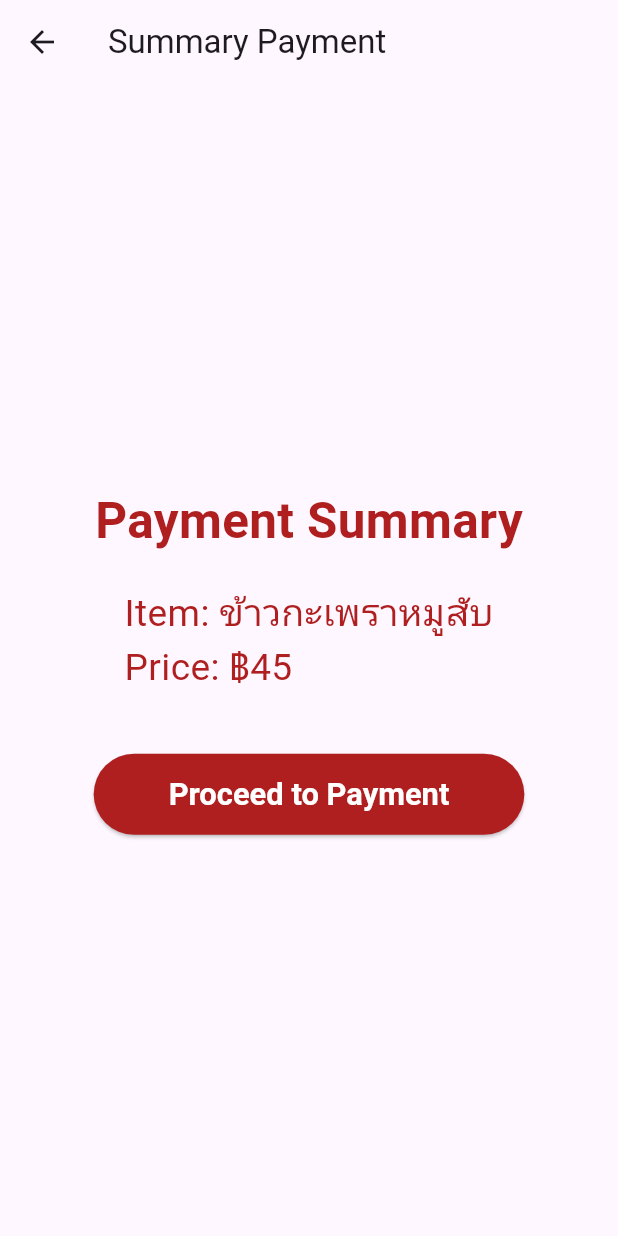
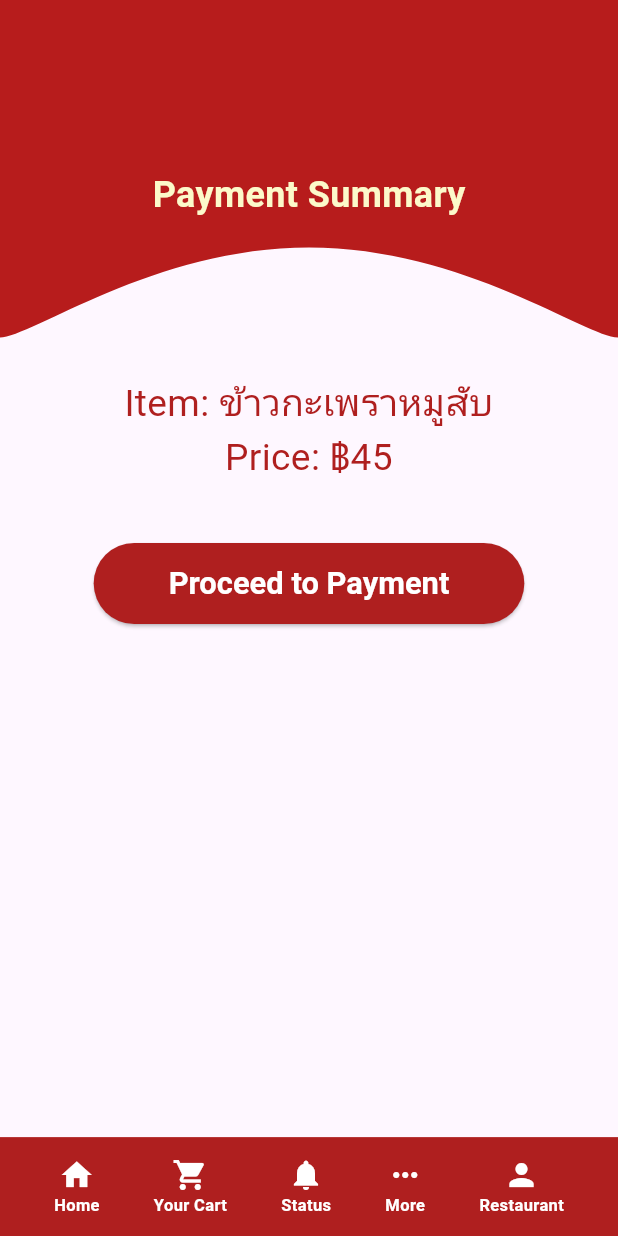
Before and after one commit to 6510685040/CN333-KINKORN, a Flutter app: the ChooseRestaurantScreen screen opened directly, item 2 of the bottom bar chosen, after a tap on "Proceed to Payment", on a phone screen of 412 x 824 dp. Run offline on Flutter 3.47's test engine with Material 3 defaults, Android fonts, the phone set to English and light mode, and no system bars; our stand-ins replace auto_size_text, flutter_svg.

Commit message:
navigate ครบตามงาน เหลือเก็บรายละเอียดแต่รอทำ db แล้วค่อยโยงจะดีกว่า

```diff
--- a/lib/customer/choose_restaurant.dart
+++ b/lib/customer/choose_restaurant.dart
@@ -3,7 +3,8 @@ import 'package:kinkorn/customer/choose_menu.dart';
 import 'package:kinkorn/Screen/register_res.dart';
 import 'package:kinkorn/customer/choose_canteen.dart';
 import 'package:kinkorn/customer/summary_payment.dart';
-
+import 'package:kinkorn/template/curve_app_bar.dart';
+import 'package:kinkorn/template/bottom_bar.dart';
 
 
 
@@ -17,17 +18,13 @@ class ChooseRestaurantScreen extends StatelessWidget {
       backgroundColor: Color(0xFFFCF9CA),
       body: Stack(
         children: [
-          // Ellipse 1
-          Positioned(
-            left: -0.12 * screenWidth,
-            top: -0.15 * screenHeight,
-            child: Container(
-              width: 1.24 * screenWidth,
-              height: 0.37 * screenHeight,
-              decoration: BoxDecoration(
-                color: Color(0xFFAF1F1F),
-                borderRadius: BorderRadius.circular(300),
-              ),
+
+          const Positioned(
+            top: 0,
+            left: 0,
+            right: 0,
+            child: CurveAppBar(
+              title: "",
             ),
           ),
 
@@ -243,68 +240,10 @@ class ChooseRestaurantScreen extends StatelessWidget {
               ),
             ),
           ),
-          // Bottom Bar
-          // Bottom Bar
-          Positioned(
-            left: 0,
-            bottom: 0, // เปลี่ยนจาก top เป็น bottom
-            child: SafeArea(
-              child: Container(
-                width: screenWidth,
-                height: 0.08 * screenHeight,
-                color: Color(0xFFAF1F1F),
-                child: Row(
-                  mainAxisAlignment: MainAxisAlignment.spaceEvenly,
-                  children: [
-                    bottomBarItem(
-                      context,
-                      icon: Icons.home,
-                      label: "Home",
-                      onTap: () {
-                        Navigator.push(
-                          context,
-                          MaterialPageRoute(builder: (context) => ChooseCanteen()),
-                        );
-                      },
-                    ),
-                    bottomBarItem(
-                      context,
-                      icon: Icons.shopping_cart,
-                      label: "Your Cart",
-                      onTap: () {
-                        Navigator.push(
-                          context,
-                          MaterialPageRoute(builder: (context) => SummaryPayment()),
-                        );
-                      },
-                    ),
-                    bottomBarItem(
-                      context,
-                      icon: Icons.notifications,
-                      label: "Status",
-                      onTap: () {},
-                    ),
-                    bottomBarItem(
-                      context,
-                      icon: Icons.more_horiz,
-                      label: "More",
-                      onTap: () {},
-                    ),
-                    bottomBarItem(
-                      context,
-                      icon: Icons.person,
-                      label: "Restaurant",
-                      onTap: () {
-                        Navigator.push(
-                          context,
-                          MaterialPageRoute(builder: (context) => RegisterRes()),
-                        );
-                      },
-                    ),
-                  ],
-                ),
-              ),
-            ),
+
+             BottomBar(
+            screenHeight: screenHeight,
+            screenWidth: screenWidth,
           ),
 
 
@@ -313,24 +252,3 @@ class ChooseRestaurantScreen extends StatelessWidget {
     );
   }
 }
-
-Widget bottomBarItem(BuildContext context,
-    {required IconData icon, required String label, required VoidCallback onTap}) {
-  return GestureDetector(
-    onTap: onTap,
-    child: Column(
-      mainAxisAlignment: MainAxisAlignment.center,
-      children: [
-        Icon(icon, color: Colors.white),
-        Text(
-          label,
-          style: TextStyle(
-            color: Colors.white,
-            fontSize: 11,
-            fontWeight: FontWeight.bold,
-          ),
-        ),
-      ],
-    ),
-  );
-}
--- a/lib/customer/summary_payment.dart
+++ b/lib/customer/summary_payment.dart
@@ -1,4 +1,7 @@
 import 'package:flutter/material.dart';
+import 'package:kinkorn/template/curve_app_bar.dart';
+import 'package:kinkorn/template/bottom_bar.dart';
+
 
 class SummaryPayment extends StatelessWidget {
   const SummaryPayment({super.key});
@@ -9,46 +12,67 @@ class SummaryPayment extends StatelessWidget {
     double screenHeight = MediaQuery.of(context).size.height;
 
     return Scaffold(
-      appBar: AppBar(title: Text('Summary Payment')),
-      body: Center(
-        child: Column(
-          mainAxisAlignment: MainAxisAlignment.center,
+      body: Stack(
         children: [
-            Text(
-              'Payment Summary',
-              style: TextStyle(
-                fontSize: screenWidth * 0.08,
-                fontWeight: FontWeight.bold,
-                color: Color(0xFFAF1F1F),
+          // ใช้ CurveAppBar
+          const Positioned(
+            top: 0,
+            left: 0,
+            right: 0,
+            child: CurveAppBar(
+              title: "Payment Summary",
             ),
           ),
-            SizedBox(height: 20),
+
+          // เนื้อหาหลักของหน้า
+          Positioned(
+            top: 250, // เลื่อนลงมาให้พ้น CurveAppBar
+            left: 0,
+            right: 0,
+            child: Center(
+              child: Column(
+                children: [
                   Text(
                     'Item: ข้าวกะเพราหมูสับ\nPrice: ฿45',
                     style: TextStyle(
                       fontSize: screenWidth * 0.06,
                       color: Color(0xFFAF1F1F),
                     ),
+                    textAlign: TextAlign.center,
                   ),
                   SizedBox(height: 40),
                   ElevatedButton(
                     onPressed: () {
-                // Here you can handle the payment process or navigate further
+                      // จัดการการชำระเงินหรือนำทางต่อไป
                     },
-              child: Text('Proceed to Payment'),
                     style: ElevatedButton.styleFrom(
                       foregroundColor: Colors.white,
                       backgroundColor: Color(0xFFAF1F1F),
-                padding: EdgeInsets.symmetric(horizontal: 50, vertical: 15),
+                      padding:
+                          EdgeInsets.symmetric(horizontal: 50, vertical: 15),
                       textStyle: TextStyle(
                         fontSize: screenWidth * 0.05,
                         fontWeight: FontWeight.bold,
                       ),
                     ),
+                    child: Text('Proceed to Payment'),
                   ),
                 ],
               ),
             ),
+          ),
+
+          Positioned(
+            bottom: 0, // Adjusted to ensure it's at the bottom
+            left: 0,
+            right: 0,
+            child: BottomBar(
+              screenHeight: screenHeight,
+              screenWidth: screenWidth,
+            ),
+          ),
+        ],
+      ),
     );
   }
 }
--- a/lib/main.dart
+++ b/lib/main.dart
@@ -2,9 +2,12 @@ import 'package:flutter/material.dart';
 import 'package:kinkorn/Screen/home.dart';
 import 'package:kinkorn/Screen/login.dart';
 import 'package:kinkorn/Screen/register_res.dart';
+import 'package:kinkorn/customer/add_on.dart';
 import 'package:kinkorn/customer/choose_canteen.dart';
+import 'package:kinkorn/customer/choose_menu.dart';
+import 'package:kinkorn/customer/choose_restaurant.dart';
 void main() {
   runApp(MaterialApp(
-    home: HomeScreen(),
+    home:  HomeScreen(),
   ));
 }
```
Also changed, not shown: lib/Screen/register_res.dart (+38 -55 lines), lib/customer/add_on.dart (+23 -45 lines), lib/customer/choose_canteen.dart (+8 -6 lines), lib/customer/choose_menu.dart (+135 -98 lines), pubspec.yaml (+7 -6 lines), pubspec.lock, 4 other files. Lines whose indentation alone changed are shown as unchanged.
